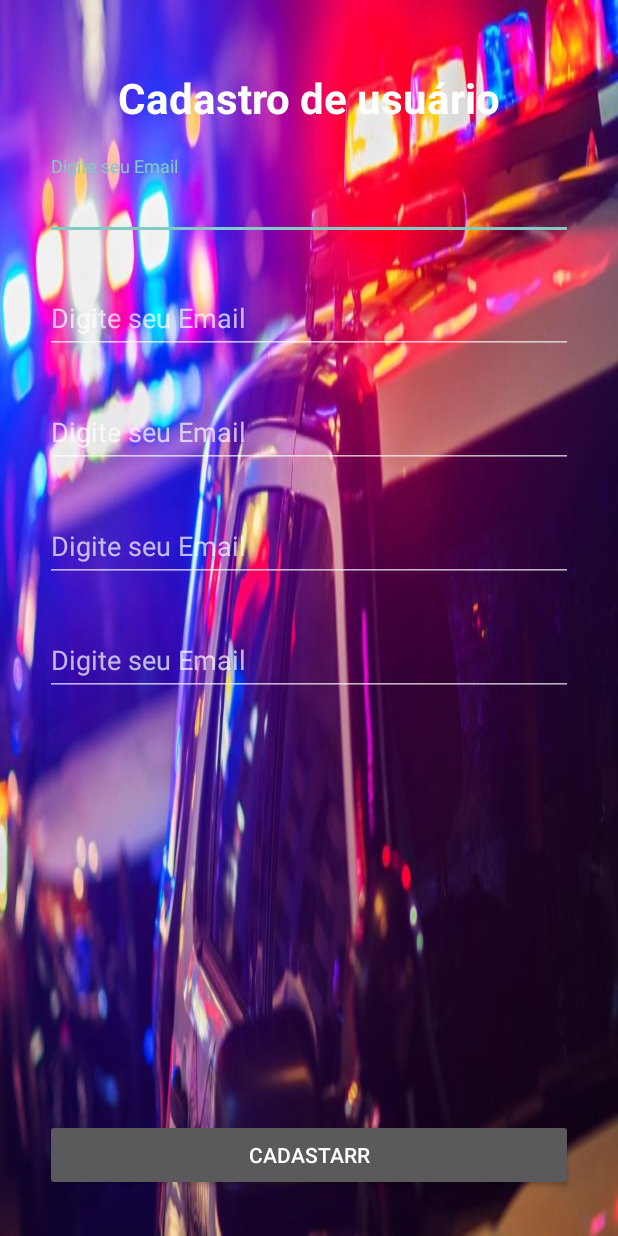
After one commit to LeandroMartins744/MaisAgeis-FronEnd, an Android app: the CadastroActivity screen opened directly, with no data from a screen before it, on a phone screen of 412 x 824 dp. The commit adds this screen. Run offline under Robolectric (Android 15) with nearby library versions, the phone set to English and light mode, and no system bars.

Commit message:
splash, login e tela de cadstro

```diff
--- a/project/app/build.gradle
+++ b/project/app/build.gradle
@@ -46,4 +46,8 @@ dependencies {
     testImplementation 'junit:junit:4.+'
     androidTestImplementation 'androidx.test.ext:junit:1.1.2'
     androidTestImplementation 'androidx.test.espresso:espresso-core:3.3.0'
+
+    implementation 'com.google.android.material:material:1.2.1'
+    implementation 'com.squareup.retrofit2:retrofit:2.5.0'
+    implementation 'com.squareup.retrofit2:converter-gson:2.5.0'
 }
--- /dev/null
+++ b/project/app/src/main/java/com/maisageis/ocorrencias/ui/cadastro/CadastroActivity.kt
@@ -0,0 +1,29 @@
+package com.maisageis.ocorrencias.ui.cadastro
+
+import androidx.appcompat.app.AppCompatActivity
+import android.os.Bundle
+import android.widget.Button
+import com.maisageis.ocorrencias.R
+
+class CadastroActivity : AppCompatActivity() {
+
+    private lateinit var btnCadastrar: Button
+
+    override fun onCreate(savedInstanceState: Bundle?) {
+        super.onCreate(savedInstanceState)
+        setContentView(R.layout.activity_cadastro)
+
+        initViews()
+        initSetOnClicks()
+    }
+
+    private fun initSetOnClicks() {
+        btnCadastrar.setOnClickListener {
+            onBackPressed()
+        }
+    }
+
+    private fun initViews() {
+        btnCadastrar = findViewById(R.id.btnCadastrar)
+    }
+}
--- /dev/null
+++ b/project/app/src/main/res/layout/activity_cadastro.xml
@@ -0,0 +1,120 @@
+<?xml version="1.0" encoding="utf-8"?>
+<androidx.constraintlayout.widget.ConstraintLayout xmlns:android="http://schemas.android.com/apk/res/android"
+    xmlns:app="http://schemas.android.com/apk/res-auto"
+    xmlns:tools="http://schemas.android.com/tools"
+    android:layout_width="match_parent"
+    android:layout_height="match_parent"
+    android:padding="30dp"
+    android:background="@drawable/splashocorrencia"
+    tools:context=".ui.cadastro.CadastroActivity">
+
+    <androidx.appcompat.widget.AppCompatTextView
+        android:id="@+id/tituloCadastro"
+        android:layout_width="0dp"
+        android:layout_height="wrap_content"
+        android:layout_marginTop="16dp"
+        android:gravity="center_horizontal"
+        android:text="Cadastro de usuário"
+        android:textColor="#fff"
+        android:textSize="28sp"
+        android:textStyle="bold"
+        app:layout_constraintEnd_toEndOf="parent"
+        app:layout_constraintHorizontal_bias="0.0"
+        app:layout_constraintStart_toStartOf="parent"
+        app:layout_constraintTop_toTopOf="parent" />
+
+    <com.google.android.material.textfield.TextInputLayout
+        android:id="@+id/lblSenha"
+        android:layout_width="match_parent"
+        android:layout_height="wrap_content"
+        android:layout_marginTop="20dp"
+        app:layout_constraintEnd_toEndOf="parent"
+        app:layout_constraintStart_toStartOf="parent"
+        app:layout_constraintTop_toBottomOf="@+id/tituloCadastro">
+
+        <androidx.appcompat.widget.AppCompatEditText
+            android:id="@+id/txtSenha"
+            android:layout_width="match_parent"
+            android:layout_height="wrap_content"
+            android:hint="Digite seu Email"
+            android:inputType="textWebEmailAddress" />
+    </com.google.android.material.textfield.TextInputLayout>
+
+    <com.google.android.material.textfield.TextInputLayout
+        android:id="@+id/lblSenha1"
+        android:layout_width="match_parent"
+        android:layout_height="wrap_content"
+        android:layout_marginTop="20dp"
+        app:layout_constraintEnd_toEndOf="parent"
+        app:layout_constraintStart_toStartOf="parent"
+        app:layout_constraintTop_toBottomOf="@+id/lblSenha">
+
+        <androidx.appcompat.widget.AppCompatEditText
+            android:id="@+id/txtSenha1"
+            android:layout_width="match_parent"
+            android:layout_height="wrap_content"
+            android:hint="Digite seu Email"
+            android:inputType="textWebEmailAddress" />
+    </com.google.android.material.textfield.TextInputLayout>
+
+    <com.google.android.material.textfield.TextInputLayout
+        android:id="@+id/lblSenha2"
+        android:layout_width="match_parent"
+        android:layout_height="wrap_content"
+        android:layout_marginTop="20dp"
+        app:layout_constraintEnd_toEndOf="parent"
+        app:layout_constraintStart_toStartOf="parent"
+        app:layout_constraintTop_toBottomOf="@+id/lblSenha1">
+
+        <androidx.appcompat.widget.AppCompatEditText
+            android:id="@+id/txtSenha2"
+            android:layout_width="match_parent"
+            android:layout_height="wrap_content"
+            android:hint="Digite seu Email"
+            android:inputType="textWebEmailAddress" />
+    </com.google.android.material.textfield.TextInputLayout>
+
+    <com.google.android.material.textfield.TextInputLayout
+        android:id="@+id/lblSenha3"
+        android:layout_width="match_parent"
+        android:layout_height="wrap_content"
+        android:layout_marginTop="20dp"
+        app:layout_constraintEnd_toEndOf="parent"
+        app:layout_constraintStart_toStartOf="parent"
+        app:layout_constraintTop_toBottomOf="@+id/lblSenha2">
+
+        <androidx.appcompat.widget.AppCompatEditText
+            android:id="@+id/txtSenha3"
+            android:layout_width="match_parent"
+            android:layout_height="wrap_content"
+            android:hint="Digite seu Email"
+            android:inputType="textWebEmailAddress" />
+    </com.google.android.material.textfield.TextInputLayout>
+
+    <com.google.android.material.textfield.TextInputLayout
+        android:id="@+id/lblSenha4"
+        android:layout_width="match_parent"
+        android:layout_height="wrap_content"
+        android:layout_marginTop="20dp"
+        app:layout_constraintEnd_toEndOf="parent"
+        app:layout_constraintStart_toStartOf="parent"
+        app:layout_constraintTop_toBottomOf="@+id/lblSenha3">
+
+        <androidx.appcompat.widget.AppCompatEditText
+            android:id="@+id/txtSenha4"
+            android:layout_width="match_parent"
+            android:layout_height="wrap_content"
+            android:hint="Digite seu Email"
+            android:inputType="textWebEmailAddress" />
+    </com.google.android.material.textfield.TextInputLayout>
+
+    <androidx.appcompat.widget.AppCompatButton
+        android:id="@+id/btnCadastrar"
+        style="@style/TextAppearance.AppCompat.Widget.Button"
+        android:layout_width="match_parent"
+        android:layout_height="wrap_content"
+        android:text="Cadastarr"
+        app:layout_constraintBottom_toBottomOf="parent"
+        app:layout_constraintEnd_toEndOf="parent"
+        app:layout_constraintStart_toStartOf="parent" />
+</androidx.constraintlayout.widget.ConstraintLayout>
```
Also changed, not shown: project/app/src/main/AndroidManifest.xml (+15 -0 lines), project/app/src/main/java/com/maisageis/ocorrencias/ui/login/LoginActivity.kt (added, +36 -0 lines), project/app/src/main/java/com/maisageis/ocorrencias/ui/splash/SplashActivity.kt (added, +27 -0 lines), project/app/src/main/res/layout/activity_login.xml (added, +81 -0 lines), project/app/src/main/res/layout/activity_splash.xml (added, +29 -0 lines), project/app/src/main/res/values/colors.xml (+9 -0 lines), project/app/src/main/res/drawable-v24/logo.png (added), project/app/src/main/res/drawable-v24/logo02.png (added), project/app/src/main/res/drawable-v24/splashocorrencia.jpeg (added).
